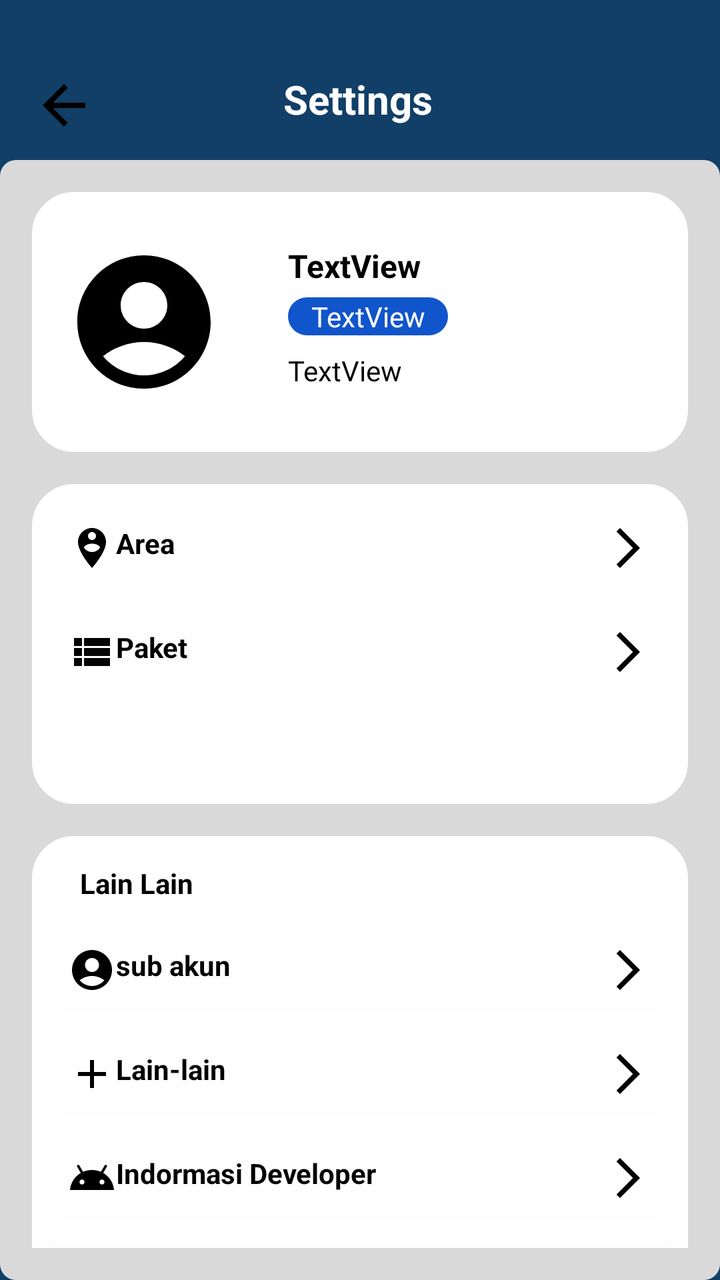
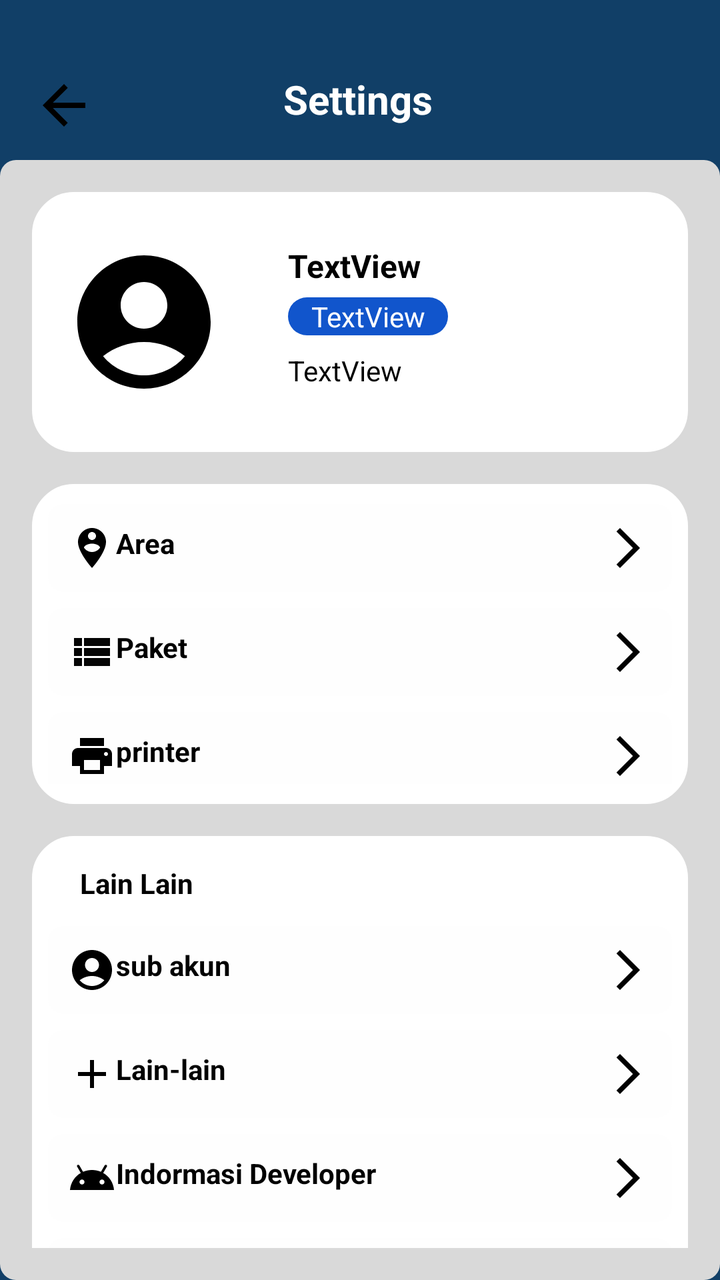

The first picture is an Android layout as it rendered before a commit; the second is the same layout after the commit. The layout source and the unified diff follow.
<!-- AndroidManifest.xml: application theme Theme.PenagihanWifi -->
<!-- res/layout/activity_settings.xml -->
<?xml version="1.0" encoding="utf-8"?>
<androidx.constraintlayout.widget.ConstraintLayout xmlns:android="http://schemas.android.com/apk/res/android"
    xmlns:app="http://schemas.android.com/apk/res-auto"
    xmlns:tools="http://schemas.android.com/tools"
    android:id="@+id/main"
    android:layout_width="match_parent"
    android:layout_height="match_parent"
    tools:context=".settings.SettingsActivity"
    android:background="#113F67">

    <ImageView
        android:id="@+id/backtolist"
        android:layout_width="32dp"
        android:layout_height="33dp"
        android:layout_marginStart="16dp"
        android:layout_marginTop="36dp"
        app:layout_constraintStart_toStartOf="parent"
        app:layout_constraintTop_toTopOf="parent"
        app:srcCompat="@drawable/baseline_arrow_back_24" />

    <TextView
        android:id="@+id/textView7"
        android:layout_width="wrap_content"
        android:layout_height="wrap_content"
        android:layout_marginTop="36dp"
        android:text="Settings"
        android:textColor="#FFFFFF"
        android:textSize="20sp"
        android:textStyle="bold"
        app:layout_constraintEnd_toEndOf="parent"
        app:layout_constraintHorizontal_bias="0.497"
        app:layout_constraintStart_toStartOf="parent"
        app:layout_constraintTop_toTopOf="parent" />

    <LinearLayout
        android:layout_width="match_parent"
        android:layout_height="match_parent"
        android:layout_marginTop="80dp"
        android:background="@drawable/cr8bd9d9d9"
        android:orientation="vertical"
        android:padding="16dp"
        android:visibility="visible"
        app:layout_constraintEnd_toEndOf="parent"
        app:layout_constraintHorizontal_bias="0.0"
        app:layout_constraintStart_toStartOf="parent"
        app:layout_constraintTop_toTopOf="parent">

        <androidx.constraintlayout.widget.ConstraintLayout
            android:layout_width="match_parent"
            android:layout_height="130dp"
            android:background="@drawable/circular_overlay2">

            <ImageView
                android:id="@+id/imageView12"
                android:layout_width="80dp"
                android:layout_height="80dp"
                android:layout_marginStart="16dp"
                app:layout_constraintBottom_toBottomOf="parent"
                app:layout_constraintStart_toStartOf="parent"
                app:layout_constraintTop_toTopOf="parent"
                app:srcCompat="@drawable/baseline_account_circle_24" />

            <TextView
                android:id="@+id/namawifi"
                android:layout_width="200dp"
                android:layout_height="wrap_content"
                android:layout_marginStart="32dp"
                android:layout_marginTop="16dp"
                android:text="TextView"
                android:textColor="#000000"
                android:textSize="16sp"
                android:textStyle="bold"
                app:layout_constraintStart_toEndOf="@+id/imageView12"
                app:layout_constraintTop_toTopOf="parent" />

            <TextView
                android:id="@+id/paketwifi"
                android:layout_width="80dp"
                android:layout_height="wrap_content"
                android:layout_marginStart="32dp"
                android:layout_marginTop="5dp"
                android:background="@drawable/circle_shape"
                android:text="TextView"
                android:textAlignment="center"
                android:textColor="#FFFFFF"
                app:layout_constraintStart_toEndOf="@+id/imageView12"
                app:layout_constraintTop_toBottomOf="@+id/namawifi" />

            <TextView
                android:id="@+id/masaaktif"
                android:layout_width="200dp"
                android:layout_height="wrap_content"
                android:layout_marginStart="32dp"
                android:layout_marginTop="8dp"
                android:text="TextView"
                android:textColor="#000000"
                app:layout_constraintStart_toEndOf="@+id/imageView12"
                app:layout_constraintTop_toBottomOf="@+id/paketwifi" />

        </androidx.constraintlayout.widget.ConstraintLayout>

        <androidx.constraintlayout.widget.ConstraintLayout
            android:layout_width="match_parent"
            android:layout_height="160dp"
            android:layout_marginTop="16dp"
            android:background="@drawable/circular_overlay2">

            <TextView
                android:id="@+id/textView22ss"
                android:layout_width="wrap_content"
                android:layout_height="wrap_content"
                android:layout_marginStart="24dp"
                android:layout_marginTop="4dp"
                android:text="Area Dan Paket"
                android:textColor="#000000"
                android:textStyle="bold"
                app:layout_constraintStart_toStartOf="parent"
                app:layout_constraintTop_toTopOf="parent" />

            <TextView
                android:id="@+id/tombolarea"
                android:layout_width="match_parent"
                android:layout_height="wrap_content"
                android:layout_marginStart="8dp"
                android:layout_marginEnd="8dp"
                android:background="@drawable/edittext_border_blue"
                android:drawableStart="@drawable/baseline_person_pin_circle_24"
                android:drawableEnd="@drawable/arrow_forward"
                android:onClick="onTextViewClick"
                android:text="Area"
                android:textAlignment="textStart"
                android:textColor="#000000"
                android:textStyle="bold"
                app:layout_constraintEnd_toEndOf="parent"
                app:layout_constraintStart_toStartOf="parent"
                app:layout_constraintTop_toTopOf="parent" />

            <TextView
                android:id="@+id/tombolpaket"
                android:layout_width="match_parent"
                android:layout_height="wrap_content"
                android:layout_marginStart="8dp"
                android:layout_marginTop="8dp"
                android:layout_marginEnd="8dp"

                android:onClick="onTextViewClick"
                android:background="@drawable/edittext_border_blue"
                android:drawableStart="@drawable/paket2"
                android:drawableEnd="@drawable/arrow_forward"
                android:text="Paket"
                android:textAlignment="textStart"
                android:textColor="#000000"
                android:textStyle="bold"
                app:layout_constraintEnd_toEndOf="parent"
                app:layout_constraintStart_toStartOf="parent"
                app:layout_constraintTop_toBottomOf="@+id/tombolarea" />
        </androidx.constraintlayout.widget.ConstraintLayout>

        <androidx.constraintlayout.widget.ConstraintLayout
            android:layout_width="match_parent"
            android:layout_height="300dp"
            android:layout_marginTop="16dp"
            android:background="@drawable/circular_overlay2">

            <TextView
                android:id="@+id/textView22"
                android:layout_width="wrap_content"
                android:layout_height="wrap_content"
                android:layout_marginStart="24dp"
                android:layout_marginTop="4dp"
                android:text="Lain Lain"
                android:textColor="#000000"
                android:textStyle="bold"
                app:layout_constraintStart_toStartOf="parent"
                app:layout_constraintTop_toTopOf="parent" />

            <TextView
                android:id="@+id/tombolsub"
                android:layout_width="match_parent"
                android:layout_height="wrap_content"
                android:layout_marginStart="8dp"
                android:layout_marginTop="12dp"
                android:layout_marginEnd="8dp"
                android:onClick="onTextViewClick"
                android:background="@drawable/edittext_border_blue"
                android:drawableStart="@drawable/baseline_account_circle_24"
                android:drawableEnd="@drawable/arrow_forward"
                android:text="sub akun"
                android:textAlignment="textStart"
                android:textColor="#000000"
                android:textStyle="bold"
                app:layout_constraintEnd_toEndOf="parent"
                app:layout_constraintStart_toStartOf="parent"
                app:layout_constraintTop_toBottomOf="@+id/textView22" />

            <TextView
                android:id="@+id/tombollain"
                android:layout_width="match_parent"
                android:layout_height="wrap_content"
                android:layout_marginStart="8dp"
                android:layout_marginTop="8dp"
                android:layout_marginEnd="8dp"
                android:onClick="onTextViewClick"
                android:background="@drawable/edittext_border_blue"
                android:drawableStart="@drawable/baseline_add_24"
                android:drawableEnd="@drawable/arrow_forward"
                android:text="Lain-lain"
                android:textAlignment="textStart"
                android:textColor="#000000"
                android:textStyle="bold"
                app:layout_constraintEnd_toEndOf="parent"
                app:layout_constraintStart_toStartOf="parent"
                app:layout_constraintTop_toBottomOf="@+id/tombolsub" />

            <TextView
                android:id="@+id/tomboldev"
                android:layout_width="match_parent"
                android:layout_height="wrap_content"
                android:layout_marginStart="8dp"
                android:layout_marginTop="8dp"
                android:layout_marginEnd="8dp"
                android:onClick="onTextViewClick"
                android:background="@drawable/edittext_border_blue"
                android:drawableStart="@drawable/baseline_android_24"
                android:drawableEnd="@drawable/arrow_forward"
                android:text="Indormasi Developer"
                android:textAlignment="textStart"
                android:textColor="#000000"
                android:textStyle="bold"
                app:layout_constraintEnd_toEndOf="parent"
                app:layout_constraintStart_toStartOf="parent"
                app:layout_constraintTop_toBottomOf="@+id/tombollain" />

            <TextView
                android:id="@+id/textView20"
                android:layout_width="match_parent"
                android:layout_height="wrap_content"
                android:layout_marginStart="8dp"
                android:layout_marginTop="8dp"
                android:layout_marginEnd="8dp"
                android:onClick="onTextViewClick"
                android:background="@drawable/edittext_border_blue"
                android:drawableStart="@drawable/baseline_logout_24"
                android:drawableEnd="@drawable/arrow_forward"
                android:text="Logout"
                android:textAlignment="textStart"
                android:textColor="#000000"
                android:textStyle="bold"
                app:layout_constraintEnd_toEndOf="parent"
                app:layout_constraintStart_toStartOf="parent"
                app:layout_constraintTop_toBottomOf="@+id/tomboldev" />
        </androidx.constraintlayout.widget.ConstraintLayout>

    </LinearLayout>

</androidx.constraintlayout.widget.ConstraintLayout>
<!-- resources referenced by this layout -->
<resources>
  <!-- drawable arrow_forward (drawable) -->
  <vector xmlns:android="http://schemas.android.com/apk/res/android" android:autoMirrored="true" android:height="24dp" android:tint="#000000" android:viewportHeight="24" android:viewportWidth="24" android:width="24dp">
        
      <path android:fillColor="@android:color/white" android:pathData="M6.23,20.23l1.77,1.77l10,-10l-10,-10l-1.77,1.77l8.23,8.23z"/>
      
  </vector>
  <!-- drawable baseline_add_24 (drawable) -->
  <vector xmlns:android="http://schemas.android.com/apk/res/android" android:height="24dp" android:tint="#000000" android:viewportHeight="24" android:viewportWidth="24" android:width="24dp">
        
      <path android:fillColor="@android:color/white" android:pathData="M19,13h-6v6h-2v-6H5v-2h6V5h2v6h6v2z"/>
      
  </vector>
  <!-- drawable baseline_arrow_back_24 (drawable) -->
  <vector xmlns:android="http://schemas.android.com/apk/res/android" android:autoMirrored="true" android:height="24dp" android:tint="#000000" android:viewportHeight="24" android:viewportWidth="24" android:width="24dp">
        
      <path android:fillColor="@android:color/white" android:pathData="M20,11H7.83l5.59,-5.59L12,4l-8,8 8,8 1.41,-1.41L7.83,13H20v-2z"/>
      
  </vector>
  <!-- drawable circle_shape (drawable) -->
  <shape xmlns:android="http://schemas.android.com/apk/res/android">
      <solid android:color="#1155cc" />
      <corners android:radius="1000dp" />
  </shape>
  <!-- drawable circular_overlay2 (drawable) -->
  <?xml version="1.0" encoding="utf-8"?>
  <shape xmlns:android="http://schemas.android.com/apk/res/android">
      <solid android:color="#FFFFFF"/>
      <corners android:radius="20dp"/>
      <padding android:bottom="10dp"
          android:top="10dp"/>
      <stroke
          android:width="2dp"
          android:color="@android:color/white"/>
  </shape>
  <!-- drawable cr8bd9d9d9 (drawable) -->
  <?xml version="1.0" encoding="UTF-8"?>
  <shape
  	xmlns:android="http://schemas.android.com/apk/res/android">
  	<solid
  		android:color="#D9D9D9"
  	/>
  	<corners
  		android:radius="8dp"
  	/>      
  </shape>
  <!-- drawable edittext_border_blue (drawable) -->
  <shape xmlns:android="http://schemas.android.com/apk/res/android">
      <solid android:color="#FEFEFE" />
       
      <corners android:radius="8dp" /> 
      <padding
          android:left="10dp"
          android:top="10dp"
          android:right="10dp"
          android:bottom="10dp"/>
  </shape>
  <!-- drawable paket2 (drawable) -->
  <vector xmlns:android="http://schemas.android.com/apk/res/android" android:autoMirrored="true" android:height="24dp" android:tint="#050505" android:viewportHeight="24" android:viewportWidth="24" android:width="24dp">
        
      <path android:fillColor="@android:color/white" android:pathData="M3,14h4v-4H3V14zM3,19h4v-4H3V19zM3,9h4V5H3V9zM8,14h13v-4H8V14zM8,19h13v-4H8V19zM8,5v4h13V5H8z"/>
      
  </vector>
  <style name="Theme.PenagihanWifi" parent="Base.Theme.PenagihanWifi" />
  <style name="Base.Theme.PenagihanWifi" parent="Theme.Material3.DayNight.NoActionBar">
          
          <item name="android:windowFullscreen">true</item>
          
      </style>
  <!-- unchanged entries left out for length: 4 -->
</resources>

<!-- the commit's change to res/layout/activity_settings.xml (unified diff, before → after) -->
@@ -136,7 +136,7 @@
                 app:layout_constraintTop_toTopOf="parent" />
 
             <TextView
-                android:id="@+id/tombolpaket"
+                android:id="@+id/paket"
                 android:layout_width="match_parent"
                 android:layout_height="wrap_content"
                 android:layout_marginStart="8dp"
@@ -154,6 +154,27 @@
                 app:layout_constraintEnd_toEndOf="parent"
                 app:layout_constraintStart_toStartOf="parent"
                 app:layout_constraintTop_toBottomOf="@+id/tombolarea" />
+
+            <TextView
+                android:id="@+id/printer"
+                android:layout_width="match_parent"
+                android:layout_height="wrap_content"
+                android:layout_marginStart="8dp"
+
+                android:layout_marginTop="8dp"
+                android:layout_marginEnd="8dp"
+                android:background="@drawable/edittext_border_blue"
+                android:drawableStart="@drawable/baseline_print_24"
+                android:drawableEnd="@drawable/arrow_forward"
+                android:onClick="onTextViewClick"
+                android:text="printer"
+                android:textAlignment="textStart"
+                android:textColor="#000000"
+                android:textStyle="bold"
+                app:layout_constraintEnd_toEndOf="parent"
+                app:layout_constraintHorizontal_bias="0.0"
+                app:layout_constraintStart_toStartOf="parent"
+                app:layout_constraintTop_toBottomOf="@+id/paket" />
         </androidx.constraintlayout.widget.ConstraintLayout>
 
         <androidx.constraintlayout.widget.ConstraintLayout
<!-- resource entries referenced after the edit -->
@@ -16,6 +16,12 @@
   <vector xmlns:android="http://schemas.android.com/apk/res/android" android:autoMirrored="true" android:height="24dp" android:tint="#000000" android:viewportHeight="24" android:viewportWidth="24" android:width="24dp">
         
       <path android:fillColor="@android:color/white" android:pathData="M20,11H7.83l5.59,-5.59L12,4l-8,8 8,8 1.41,-1.41L7.83,13H20v-2z"/>
+      
+  </vector>
+  <!-- drawable baseline_print_24 (drawable) -->
+  <vector xmlns:android="http://schemas.android.com/apk/res/android" android:height="24dp" android:tint="#000000" android:viewportHeight="24" android:viewportWidth="24" android:width="24dp">
+        
+      <path android:fillColor="@android:color/white" android:pathData="M19,8L5,8c-1.66,0 -3,1.34 -3,3v6h4v4h12v-4h4v-6c0,-1.66 -1.34,-3 -3,-3zM16,19L8,19v-5h8v5zM19,12c-0.55,0 -1,-0.45 -1,-1s0.45,-1 1,-1 1,0.45 1,1 -0.45,1 -1,1zM18,3L6,3v4h12L18,3z"/>
       
   </vector>
   <!-- drawable circle_shape (drawable) -->
